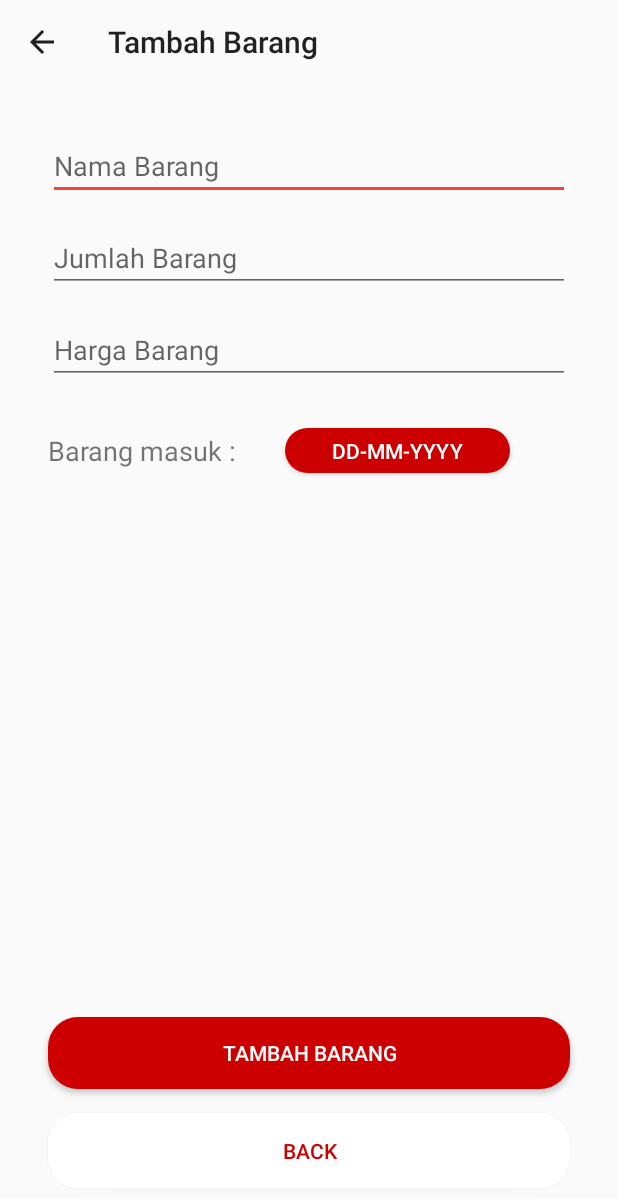
After one commit to Azizalfauzi/Warehouse-Helper, an Android app: the TambahData screen opened directly, with no data from a screen before it, on a phone screen of 412 x 824 dp. The commit adds this screen. Shown: the top 1199 px of the screen. Run offline under Robolectric (Android 15) with nearby library versions, the phone set to English and light mode, and no system bars; our stand-ins replace data binding.

Commit message:
manambahkan halaman tambah barang ui/ux nya menambahkan menu toolbar menambahkan add button back

```diff
--- a/app/build.gradle
+++ b/app/build.gradle
@@ -45,4 +45,5 @@ dependencies {
     implementation 'androidx.navigation:navigation-ui-ktx:2.2.1'
     implementation "android.arch.navigation:navigation-ui-ktx:$version_navigation"
     implementation "android.arch.navigation:navigation-fragment-ktx:$version_navigation"
+
 }
--- a/app/src/main/AndroidManifest.xml
+++ b/app/src/main/AndroidManifest.xml
@@ -9,8 +9,8 @@
         android:roundIcon="@mipmap/ic_launcher_round"
         android:supportsRtl="true"
         android:theme="@style/AppTheme">
-
-        <activity android:name=".Dashboard.DashboardActivity"></activity>
+        <activity android:name=".tambahdata.TambahData"></activity>
+        <activity android:name=".Dashboard.DashboardActivity" />
         <activity android:name=".AboutActivity" />
         <activity android:name=".autentifikasi.SignUpActivity" />
         <activity android:name=".autentifikasi.LoginActivity" />
--- a/app/src/main/java/org/d3ifcool/warehousehelper/Dashboard/DashboardActivity.kt
+++ b/app/src/main/java/org/d3ifcool/warehousehelper/Dashboard/DashboardActivity.kt
@@ -7,40 +7,47 @@ import android.view.MenuItem
 import android.widget.Toast
 import androidx.appcompat.app.AppCompatActivity
 import androidx.databinding.DataBindingUtil
-import androidx.navigation.findNavController
 import com.google.firebase.auth.FirebaseAuth
 import org.d3ifcool.warehousehelper.AboutActivity
 import org.d3ifcool.warehousehelper.R
+import org.d3ifcool.warehousehelper.tambahdata.TambahData
 import org.d3ifcool.warehousehelper.autentifikasi.LoginActivity
 import org.d3ifcool.warehousehelper.databinding.ActivityDashboardBinding
 
 
+class DashboardActivity : AppCompatActivity() {
+    private lateinit var binding: ActivityDashboardBinding
 
-class DashboardActivity : AppCompatActivity() {
     override fun onCreate(savedInstanceState: Bundle?) {
         super.onCreate(savedInstanceState)
-        val binding = DataBindingUtil.setContentView<ActivityDashboardBinding>(
-            this,
-            R.layout.activity_dashboard
-        )
-        binding.btLogout.setOnClickListener {
-            signOut()
+        binding = DataBindingUtil.setContentView(this, R.layout.activity_dashboard)
+        supportActionBar?.title = "Warehouse Helper"
+        binding.btTambahBarang.setOnClickListener {
+            startActivity(Intent(this,
+                TambahData::class.java))
         }
+
     }
 
-    override fun onCreateOptionsMenu(menu: Menu?): Boolean {
+
+        override fun onCreateOptionsMenu(menu: Menu?): Boolean {
         menuInflater.inflate(R.menu.overflow_menu, menu)
         return super.onCreateOptionsMenu(menu)
     }
+
     override fun onOptionsItemSelected(item: MenuItem): Boolean {
         when (item.itemId) {
             R.id.menu_about -> startActivity(Intent(this, AboutActivity::class.java))
+        }
+        if (item.itemId == R.id.logout) {
+            signOut()
+            finishAffinity()
         }
         return super.onOptionsItemSelected(item)
     }
 
 
-    private fun signOut() {
+     fun signOut() {
         // [START auth_sign_out]
         startActivity(Intent(this, LoginActivity::class.java))
         FirebaseAuth.getInstance().signOut()
--- a/app/src/main/java/org/d3ifcool/warehousehelper/boading/OnboardingTiga.kt
+++ b/app/src/main/java/org/d3ifcool/warehousehelper/boading/OnboardingTiga.kt
@@ -5,6 +5,7 @@ import androidx.fragment.app.Fragment
 import android.view.LayoutInflater
 import android.view.View
 import android.view.ViewGroup
+import androidx.core.app.ActivityCompat.finishAffinity
 import androidx.databinding.DataBindingUtil
 import androidx.navigation.findNavController
 import org.d3ifcool.warehousehelper.R
--- /dev/null
+++ b/app/src/main/java/org/d3ifcool/warehousehelper/tambahdata/TambahData.kt
@@ -0,0 +1,34 @@
+package org.d3ifcool.warehousehelper.tambahdata
+
+import android.content.Intent
+import androidx.appcompat.app.AppCompatActivity
+import android.os.Bundle
+import androidx.databinding.DataBindingUtil
+import androidx.navigation.NavController
+import org.d3ifcool.warehousehelper.Dashboard.DashboardActivity
+import org.d3ifcool.warehousehelper.R
+import org.d3ifcool.warehousehelper.databinding.ActivityTambahDataBinding
+
+class TambahData : AppCompatActivity() {
+    private lateinit var navController: NavController
+    private lateinit var binding: ActivityTambahDataBinding
+    override fun onCreate(savedInstanceState: Bundle?) {
+        super.onCreate(savedInstanceState)
+        binding = DataBindingUtil.setContentView(this,
+            R.layout.activity_tambah_data
+        )
+//        supportActionBar?.title = "Tambah Barang"
+        binding.btBackTambahBarang.setOnClickListener {
+            startActivity(Intent(this, DashboardActivity::class.java))
+        }
+        val actionbar = supportActionBar
+        actionbar!!.title = "Tambah Barang"
+        actionbar.setDisplayHomeAsUpEnabled(true)
+
+    }
+
+    override fun onSupportNavigateUp(): Boolean {
+        onBackPressed()
+        return true
+    }
+}
--- a/app/src/main/res/drawable/custom_button.xml
+++ b/app/src/main/res/drawable/custom_button.xml
@@ -1,11 +1,11 @@
 <?xml version="1.0" encoding="utf-8"?>
 <shape xmlns:android="http://schemas.android.com/apk/res/android">
     <corners
-        android:bottomLeftRadius="15dp"
-        android:bottomRightRadius="15dp"
+        android:bottomLeftRadius="20dp"
+        android:bottomRightRadius="20dp"
         android:radius="40dp"
-        android:topLeftRadius="15dp"
-        android:topRightRadius="15dp" />
+        android:topLeftRadius="20dp"
+        android:topRightRadius="20dp" />
     <size
         android:width="50dp"
         android:height="50dp" />
--- /dev/null
+++ b/app/src/main/res/layout/activity_tambah_data.xml
@@ -0,0 +1,112 @@
+<?xml version="1.0" encoding="utf-8"?>
+<layout xmlns:android="http://schemas.android.com/apk/res/android"
+    xmlns:app="http://schemas.android.com/apk/res-auto"
+    xmlns:tools="http://schemas.android.com/tools"
+    tools:context=".tambahdata.TambahData">
+
+    <ScrollView
+        android:layout_width="match_parent"
+        android:layout_height="match_parent"
+        android:fillViewport="true">
+
+        <androidx.constraintlayout.widget.ConstraintLayout
+            android:layout_width="match_parent"
+            android:layout_height="wrap_content">
+
+            <EditText
+                android:id="@+id/editText"
+                android:layout_width="0dp"
+                android:layout_height="wrap_content"
+                android:layout_marginStart="32dp"
+                android:layout_marginTop="32dp"
+                android:layout_marginEnd="32dp"
+                android:ems="10"
+                android:hint="@string/t_nama_barang"
+                android:inputType="textPersonName"
+                app:layout_constraintEnd_toEndOf="parent"
+                app:layout_constraintStart_toStartOf="parent"
+                app:layout_constraintTop_toTopOf="parent" />
+
+            <EditText
+                android:id="@+id/editText2"
+                android:layout_width="0dp"
+                android:layout_height="wrap_content"
+                android:layout_marginStart="32dp"
+                android:layout_marginTop="16dp"
+                android:layout_marginEnd="32dp"
+                android:ems="10"
+                android:hint="@string/t_jumlah_barang"
+                android:inputType="textPersonName"
+                app:layout_constraintEnd_toEndOf="parent"
+                app:layout_constraintStart_toStartOf="parent"
+                app:layout_constraintTop_toBottomOf="@+id/editText" />
+
+            <EditText
+                android:id="@+id/editText3"
+                android:layout_width="0dp"
+                android:layout_height="wrap_content"
+                android:layout_marginStart="32dp"
+                android:layout_marginTop="16dp"
+                android:layout_marginEnd="32dp"
+                android:ems="10"
+                android:hint="@string/t_harga_barang"
+                android:inputType="textPersonName"
+                app:layout_constraintEnd_toEndOf="parent"
+                app:layout_constraintStart_toStartOf="parent"
+                app:layout_constraintTop_toBottomOf="@+id/editText2" />
+
+            <TextView
+                android:id="@+id/textView6"
+                android:layout_width="wrap_content"
+                android:layout_height="wrap_content"
+                android:layout_marginStart="32dp"
+                android:layout_marginTop="32dp"
+                android:text="@string/t_tanggal"
+                android:textSize="18sp"
+                app:layout_constraintStart_toStartOf="parent"
+                app:layout_constraintTop_toBottomOf="@+id/editText3" />
+
+            <Button
+                android:id="@+id/button7"
+                android:layout_width="150dp"
+                android:layout_height="30dp"
+                android:layout_marginStart="32dp"
+                android:background="@drawable/custom_button_2"
+                android:text="@string/t_tanggal_pilihan"
+                android:textColor="@color/colorPrimary"
+                app:layout_constraintBottom_toBottomOf="@+id/textView6"
+                app:layout_constraintStart_toEndOf="@+id/textView6"
+                app:layout_constraintTop_toTopOf="@+id/textView6" />
+
+            <Button
+                android:id="@+id/bt_back_tambah_barang"
+                android:layout_width="0dp"
+                android:layout_height="wrap_content"
+                android:layout_marginStart="32dp"
+                android:layout_marginEnd="32dp"
+                android:layout_marginBottom="32dp"
+                android:background="@drawable/custom_button"
+                android:text="@string/bt_kembali"
+                android:textColor="@android:color/holo_red_dark"
+                app:layout_constraintBottom_toBottomOf="parent"
+                app:layout_constraintEnd_toEndOf="parent"
+                app:layout_constraintStart_toStartOf="parent" />
+
+            <Button
+                android:id="@+id/bt_tambah_barang"
+                android:layout_width="0dp"
+                android:layout_height="wrap_content"
+                android:layout_marginStart="32dp"
+                android:layout_marginEnd="32dp"
+                android:layout_marginBottom="16dp"
+                android:background="@drawable/custom_button_2"
+                android:text="@string/bt_tambah"
+                android:textColor="@color/colorPrimary"
+                app:layout_constraintBottom_toTopOf="@+id/bt_back_tambah_barang"
+                app:layout_constraintEnd_toEndOf="parent"
+                app:layout_constraintStart_toStartOf="parent" />
+        </androidx.constraintlayout.widget.ConstraintLayout>
+
+
+    </ScrollView>
+</layout>
--- a/app/src/main/res/menu/overflow_menu.xml
+++ b/app/src/main/res/menu/overflow_menu.xml
@@ -1,6 +1,10 @@
 <?xml version="1.0" encoding="utf-8"?>
-<menu xmlns:android="http://schemas.android.com/apk/res/android">
+<menu xmlns:app="http://schemas.android.com/apk/res-auto"
+    xmlns:android="http://schemas.android.com/apk/res/android">
     <item
         android:id="@+id/menu_about"
         android:title="@string/aboutmenu" />
+    <item
+        android:id="@+id/logout"
+        android:title="@string/t_logout" />
 </menu>
--- a/app/src/main/res/navigation/navigation.xml
+++ b/app/src/main/res/navigation/navigation.xml
@@ -60,4 +60,9 @@
         android:name="org.d3ifcool.warehousehelper.Dashboard.DashboardActivity"
         android:label="@string/app_name_dashboard"
         tools:layout="@layout/activity_dashboard" />
+    <activity
+        android:id="@+id/tambahData"
+        android:name="org.d3ifcool.warehousehelper.tambahdata.TambahData"
+        android:label="activity_tambah_data"
+        tools:layout="@layout/activity_tambah_data" />
 </navigation>
--- a/app/src/main/res/values/strings.xml
+++ b/app/src/main/res/values/strings.xml
@@ -31,4 +31,12 @@
     <string name="aboutmenu">About</string>
     <string name="t_selamat_datang">Selamat</string>
     <string name="t_datang">Datang</string>
+    <string name="t_logout">Logout</string>
+    <string name="t_nama_barang">"Nama Barang "</string>
+    <string name="t_jumlah_barang">Jumlah Barang</string>
+    <string name="t_harga_barang">Harga Barang</string>
+    <string name="t_tanggal">Barang masuk  :</string>
+    <string name="t_tanggal_pilihan">DD-MM-YYYY</string>
+    <string name="bt_tambah">Tambah Barang</string>
+    <string name="bt_kembali">Back</string>
 </resources>
--- a/app/src/main/res/values/styles.xml
+++ b/app/src/main/res/values/styles.xml
@@ -8,4 +8,7 @@
         <item name="colorAccent">#F44336</item>
     </style>
 
+    <style name="AppTheme.PopupOverlay">popupoverlay</style>
+
+
 </resources>
```
Also changed, not shown: app/src/main/res/drawable/ic_logout.png (added).
